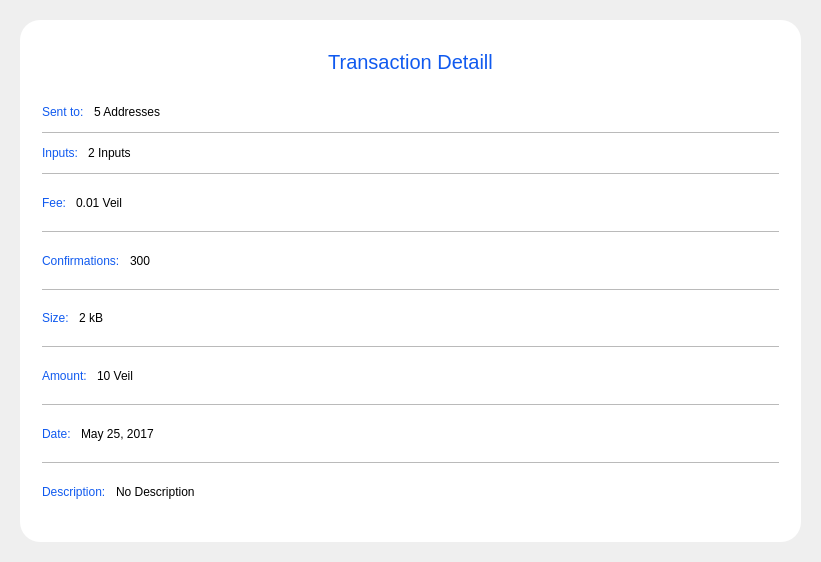
The window that src/qt/veil/forms/transactiondetaildialog.ui (Veil-Project/veil) describes before a commit, drawn with Qt 5.
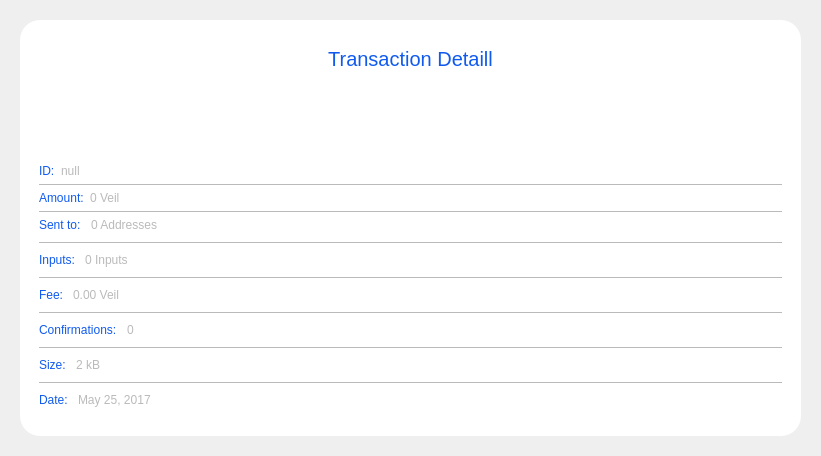
The same window after the commit. Icons and pictures are not drawn.

Patch:
```diff
--- a/src/qt/veil/forms/transactiondetaildialog.ui
+++ b/src/qt/veil/forms/transactiondetaildialog.ui
@@ -7,12 +7,21 @@
     <x>0</x>
     <y>0</y>
     <width>821</width>
-    <height>562</height>
+    <height>456</height>
    </rect>
   </property>
+  <property name="minimumSize">
+   <size>
+    <width>0</width>
+    <height>456</height>
+   </size>
+  </property>
   <property name="windowTitle">
    <string>Form</string>
   </property>
+  <property name="styleSheet">
+   <string notr="true">color:#bababa;</string>
+  </property>
   <layout class="QVBoxLayout" name="verticalLayout_3">
    <property name="spacing">
     <number>0</number>
@@ -44,22 +53,7 @@
      <property name="frameShadow">
       <enum>QFrame::Raised</enum>
      </property>
-     <layout class="QVBoxLayout" name="verticalLayout" stretch="1,0,15">
-      <property name="spacing">
-       <number>0</number>
-      </property>
-      <property name="leftMargin">
-       <number>12</number>
-      </property>
-      <property name="topMargin">
-       <number>12</number>
-      </property>
-      <property name="rightMargin">
-       <number>12</number>
-      </property>
-      <property name="bottomMargin">
-       <number>12</number>
-      </property>
+     <layout class="QVBoxLayout" name="verticalLayout" stretch="1,0,0,0,0,0,0">
       <item>
        <layout class="QHBoxLayout" name="horizontalLayout_10" stretch="3,0">
         <property name="spacing">
@@ -128,6 +122,12 @@
            <iconset resource="../../veil.qrc">
             <normaloff>:/icons/ic-close-svg</normaloff>:/icons/ic-close-svg</iconset>
           </property>
+          <property name="iconSize">
+           <size>
+            <width>20</width>
+            <height>20</height>
+           </size>
+          </property>
          </widget>
         </item>
        </layout>
@@ -140,11 +140,97 @@
         <property name="sizeHint" stdset="0">
          <size>
           <width>20</width>
-          <height>20</height>
+          <height>10</height>
          </size>
         </property>
        </spacer>
       </item>
+      <item>
+       <layout class="QHBoxLayout" name="horizontalLayout_11" stretch="0,1">
+        <item>
+         <widget class="QLabel" name="labelId">
+          <property name="maximumSize">
+           <size>
+            <width>16777215</width>
+            <height>16777215</height>
+           </size>
+          </property>
+          <property name="styleSheet">
+           <string notr="true">color:#105aef;</string>
+          </property>
+          <property name="text">
+           <string>ID:</string>
+          </property>
+         </widget>
+        </item>
+        <item>
+         <widget class="QLabel" name="textId">
+          <property name="text">
+           <string>null</string>
+          </property>
+         </widget>
+        </item>
+       </layout>
+      </item>
+      <item>
+       <widget class="QLabel" name="label_27">
+        <property name="maximumSize">
+         <size>
+          <width>16777215</width>
+          <height>1</height>
+         </size>
+        </property>
+        <property name="styleSheet">
+         <string notr="true">background-color:#bababa;</string>
+        </property>
+        <property name="text">
+         <string/>
+        </property>
+       </widget>
+      </item>
+      <item>
+       <layout class="QHBoxLayout" name="horizontalLayout_4" stretch="0,1">
+        <item>
+         <widget class="QLabel" name="labelAmount">
+          <property name="maximumSize">
+           <size>
+            <width>16777215</width>
+            <height>16777215</height>
+           </size>
+          </property>
+          <property name="styleSheet">
+           <string notr="true">color:#105aef;</string>
+          </property>
+          <property name="text">
+           <string>Amount:</string>
+          </property>
+         </widget>
+        </item>
+        <item>
+         <widget class="QLabel" name="textAmount">
+          <property name="text">
+           <string>0 Veil</string>
+          </property>
+         </widget>
+        </item>
+       </layout>
+      </item>
+      <item>
+       <widget class="QLabel" name="label_25">
+        <property name="maximumSize">
+         <size>
+          <width>16777215</width>
+          <height>1</height>
+         </size>
+        </property>
+        <property name="styleSheet">
+         <string notr="true">background-color:#bababa;</string>
+        </property>
+        <property name="text">
+         <string/>
+        </property>
+       </widget>
+      </item>
       <item>
        <widget class="QFrame" name="frameContainer">
         <property name="styleSheet">
@@ -163,7 +249,7 @@
         <property name="frameShadow">
          <enum>QFrame::Raised</enum>
         </property>
-        <layout class="QVBoxLayout" name="verticalLayout_2" stretch="0,0,0,0,0,0,0,0,0,0,0,0,0,0,0">
+        <layout class="QVBoxLayout" name="verticalLayout_2" stretch="0,0,0,0,0,0,0,0,0,0,0">
          <property name="spacing">
           <number>10</number>
          </property>
@@ -215,7 +301,7 @@
               </sizepolicy>
              </property>
              <property name="text">
-              <string>5 Addresses</string>
+              <string>0 Addresses</string>
              </property>
             </widget>
            </item>
@@ -284,7 +370,7 @@
            <item>
             <widget class="QLabel" name="textInputs">
              <property name="text">
-              <string>2 Inputs</string>
+              <string>0 Inputs</string>
              </property>
             </widget>
            </item>
@@ -347,7 +433,7 @@
            <item>
             <widget class="QLabel" name="textFee">
              <property name="text">
-              <string>0.01 Veil</string>
+              <string>0.00 Veil</string>
              </property>
             </widget>
            </item>
@@ -390,7 +476,7 @@
            <item>
             <widget class="QLabel" name="textConfirmations">
              <property name="text">
-              <string>300</string>
+              <string>0</string>
              </property>
             </widget>
            </item>
@@ -455,49 +541,6 @@
            </property>
           </widget>
          </item>
-         <item>
-          <layout class="QHBoxLayout" name="horizontalLayout_4" stretch="0,1">
-           <item>
-            <widget class="QLabel" name="labelAmount">
-             <property name="maximumSize">
-              <size>
-               <width>16777215</width>
-               <height>16777215</height>
-              </size>
-             </property>
-             <property name="styleSheet">
-              <string notr="true">color:#105aef;</string>
-             </property>
-             <property name="text">
-              <string>Amount:</string>
-             </property>
-            </widget>
-           </item>
-           <item>
-            <widget class="QLabel" name="textAmount">
-             <property name="text">
-              <string>10 Veil</string>
-             </property>
-            </widget>
-           </item>
-          </layout>
-         </item>
-         <item>
-          <widget class="QLabel" name="label_25">
-           <property name="maximumSize">
-            <size>
-             <width>16777215</width>
-             <height>1</height>
-            </size>
-           </property>
-           <property name="styleSheet">
-            <string notr="true">background-color:#bababa;</string>
-           </property>
-           <property name="text">
-            <string/>
-           </property>
-          </widget>
-         </item>
          <item>
           <layout class="QHBoxLayout" name="horizontalLayout_5" stretch="0,1">
            <item>
@@ -525,49 +568,6 @@
            </item>
           </layout>
          </item>
-         <item>
-          <widget class="QLabel" name="label_26">
-           <property name="maximumSize">
-            <size>
-             <width>16777215</width>
-             <height>1</height>
-            </size>
-           </property>
-           <property name="styleSheet">
-            <string notr="true">background-color:#bababa;</string>
-           </property>
-           <property name="text">
-            <string/>
-           </property>
-          </widget>
-         </item>
-         <item>
-          <layout class="QHBoxLayout" name="horizontalLayout_9" stretch="0,1">
-           <item>
-            <widget class="QLabel" name="labelDescription">
-             <property name="maximumSize">
-              <size>
-               <width>16777215</width>
-               <height>16777215</height>
-              </size>
-             </property>
-             <property name="styleSheet">
-              <string notr="true">color:#105aef;</string>
-             </property>
-             <property name="text">
-              <string>Description:</string>
-             </property>
-            </widget>
-           </item>
-           <item>
-            <widget class="QLabel" name="textDescription">
-             <property name="text">
-              <string>No Description</string>
-             </property>
-            </widget>
-           </item>
-          </layout>
-         </item>
         </layout>
        </widget>
       </item>
```
